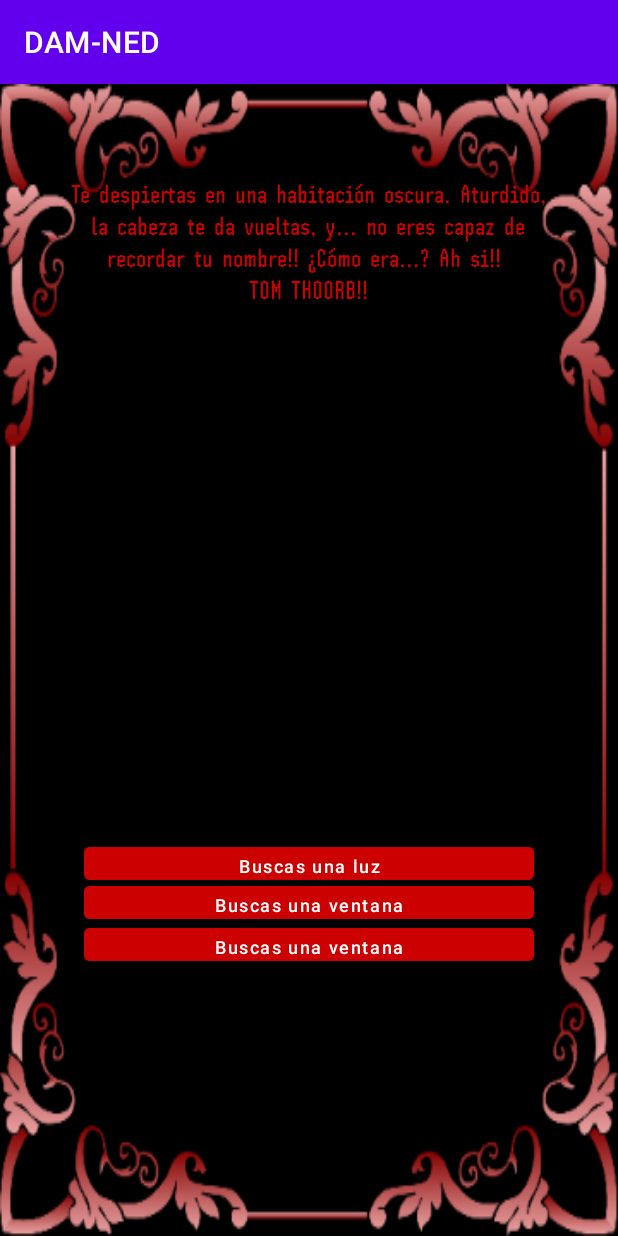
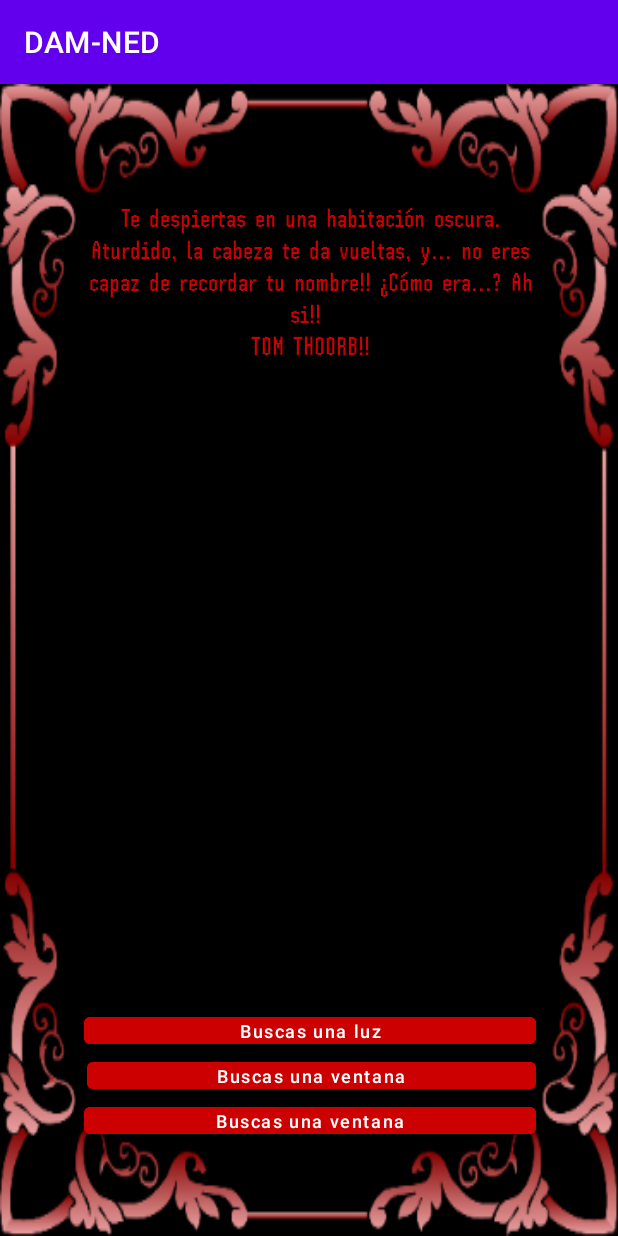
Before and after one commit to ProgramersRepositorio/DAM-NED, an Android app: the screen it shows after launch (Activity_3_botones), after a tap on "DAM-NED", on a phone screen of 412 x 824 dp. Run offline under Robolectric (Android 15) with nearby library versions, the phone set to English and light mode, and no system bars.

Commit message:
recuadro de texto un poco mas responsivo

```diff
--- a/app/src/main/res/layout/activity_3_botones.xml
+++ b/app/src/main/res/layout/activity_3_botones.xml
@@ -10,69 +10,81 @@
 
     <TextView
         android:id="@+id/textoPantalla"
-        android:layout_width="317dp"
-        android:layout_height="385dp"
-        android:layout_marginTop="56dp"
+        android:layout_width="301dp"
+        android:layout_height="306dp"
+        android:layout_marginTop="72dp"
         android:fontFamily="@font/shpinscher"
         android:gravity="center|top"
         android:textColor="@android:color/holo_red_dark"
         android:textSize="18sp"
         app:layout_constraintEnd_toEndOf="parent"
-        app:layout_constraintHorizontal_bias="0.495"
+        app:layout_constraintHorizontal_bias="0.504"
         app:layout_constraintStart_toStartOf="parent"
-        app:layout_constraintTop_toTopOf="parent" />
+        app:layout_constraintTop_toTopOf="parent"
+        app:layout_constraintWidth_percent="0.7" />
 
     <Button
         android:id="@+id/boton1"
-        android:layout_width="300dp"
-        android:layout_height="22dp"
+        android:layout_width="0dp"
+        android:layout_height="18dp"
+        android:layout_marginBottom="12dp"
         android:backgroundTint="@android:color/holo_red_dark"
         android:inputType="text"
         android:insetTop="0dp"
         android:insetBottom="0dp"
+        android:paddingLeft="0dp"
+        android:paddingTop="0dp"
+        android:paddingRight="0dp"
+        android:paddingBottom="0dp"
+        android:scrollbarSize="0dp"
+        android:text="Button"
+        android:textSize="12sp"
+        app:iconPadding="0dp"
+        app:layout_constraintBottom_toTopOf="@+id/boton2"
+        app:layout_constraintEnd_toEndOf="@+id/textoPantalla"
+        app:layout_constraintHorizontal_bias="0.0"
+        app:layout_constraintStart_toStartOf="@+id/textoPantalla" />
+
+    <Button
+        android:id="@+id/boton2"
+        android:layout_width="299dp"
+        android:layout_height="18sp"
+        android:layout_marginBottom="12dp"
+        android:backgroundTint="@android:color/holo_red_dark"
+        android:inputType="text"
+        android:insetTop="0dp"
+        android:insetBottom="0dp"
+        android:paddingLeft="0dp"
+        android:paddingTop="0dp"
+        android:paddingRight="0dp"
+        android:paddingBottom="0dp"
+        android:scrollbarSize="0dp"
+        android:text="Button"
+        android:textSize="12sp"
+        app:layout_constraintBottom_toTopOf="@+id/boton3"
+        app:layout_constraintEnd_toEndOf="@+id/textoPantalla"
+        app:layout_constraintHorizontal_bias="1.0"
+        app:layout_constraintStart_toStartOf="@+id/textoPantalla" />
+
+    <Button
+        android:id="@+id/boton3"
+        android:layout_width="0dp"
+        android:layout_height="18sp"
+        android:layout_marginBottom="68dp"
+        android:backgroundTint="@android:color/holo_red_dark"
+        android:inputType="text"
+        android:insetTop="0dp"
+        android:insetBottom="0dp"
+        android:paddingLeft="0dp"
+        android:paddingTop="0dp"
+        android:paddingRight="0dp"
+        android:paddingBottom="0dp"
         android:scrollbarSize="0dp"
         android:text="Button"
         android:textSize="12sp"
         app:layout_constraintBottom_toBottomOf="parent"
-        app:layout_constraintEnd_toEndOf="parent"
-        app:layout_constraintStart_toStartOf="parent"
-        app:layout_constraintTop_toBottomOf="@+id/textoPantalla"
-        app:layout_constraintVertical_bias="0.22000003" />
-
-    <Button
-        android:id="@+id/boton2"
-        android:layout_width="300dp"
-        android:layout_height="22dp"
-        android:backgroundTint="@android:color/holo_red_dark"
-        android:capitalize="none"
-        android:inputType="text"
-        android:insetTop="0dp"
-        android:insetBottom="0dp"
-        android:scrollbarSize="0dp"
-        android:text="Button"
-        android:textSize="12sp"
-        app:layout_constraintBottom_toBottomOf="parent"
-        app:layout_constraintEnd_toEndOf="parent"
-        app:layout_constraintStart_toStartOf="parent"
-        app:layout_constraintTop_toBottomOf="@+id/boton1"
-        app:layout_constraintVertical_bias="0.02" />
-
-    <Button
-        android:id="@+id/boton3"
-        android:layout_width="300dp"
-        android:layout_height="22dp"
-        android:backgroundTint="@android:color/holo_red_dark"
-        android:capitalize="none"
-        android:inputType="text"
-        android:insetTop="0dp"
-        android:insetBottom="0dp"
-        android:scrollbarSize="0dp"
-        android:text="Button"
-        android:textSize="12sp"
-        app:layout_constraintBottom_toBottomOf="parent"
-        app:layout_constraintEnd_toEndOf="parent"
-        app:layout_constraintStart_toStartOf="parent"
-        app:layout_constraintTop_toBottomOf="@+id/boton2"
-        app:layout_constraintVertical_bias="0.03" />
+        app:layout_constraintEnd_toEndOf="@+id/textoPantalla"
+        app:layout_constraintHorizontal_bias="1.0"
+        app:layout_constraintStart_toStartOf="@+id/textoPantalla" />
 
 </androidx.constraintlayout.widget.ConstraintLayout>
```
